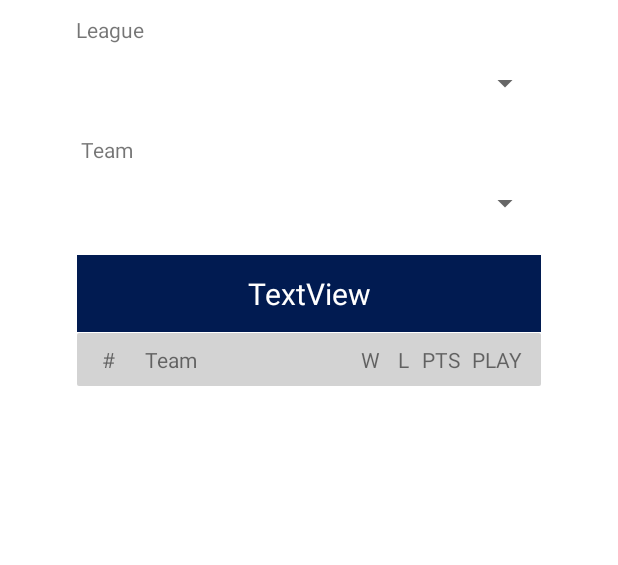
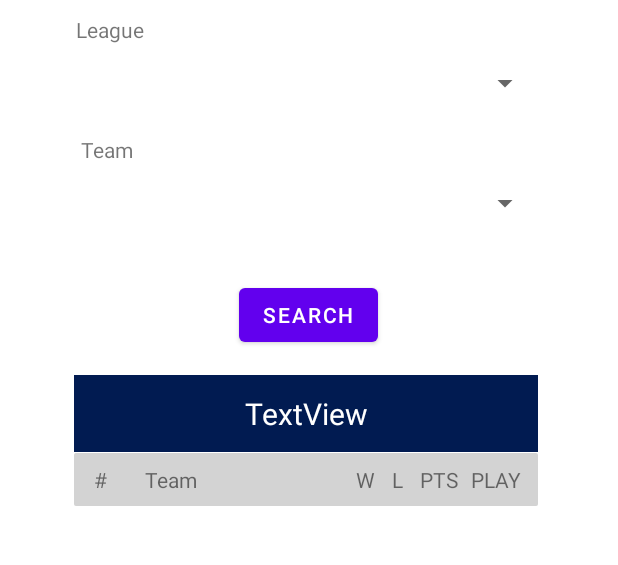
Before and after one commit to Cikaryu/Football-League, an Android app: the layout fragment_league.xml on its own in the app's theme, with its tools: preview values and no code run, on a phone screen of 412 x 824 dp, the part 111-676 px from its top. Run offline under Robolectric (Android 15) with nearby library versions, the phone set to English and light mode, and no system bars.

Commit message:
LeagueFragment

```diff
--- a/app/src/main/java/com/uts/uasmobprogug214/ApiInterface.java
+++ b/app/src/main/java/com/uts/uasmobprogug214/ApiInterface.java
@@ -1,8 +1,8 @@
 package com.uts.uasmobprogug214;
 
 import com.uts.uasmobprogug214.models.LeaguesList;
+import com.uts.uasmobprogug214.models.ResultLeague;
 import com.uts.uasmobprogug214.models.Results;
-import com.uts.uasmobprogug214.models.League;
 import com.uts.uasmobprogug214.models.GoalKings;
 
 import retrofit2.Call;
@@ -10,7 +10,7 @@ import retrofit2.http.GET;
 import retrofit2.http.Headers;
 import retrofit2.http.Query;
 
-public interface ApiInterface {
+public interface    ApiInterface {
 
     String API_KEY = "apikey 5o7fnd3jCelT09m1cUxdbG:7CffHc97mdnTMfbEmNhLo0";
 
@@ -30,7 +30,7 @@ public interface ApiInterface {
             "Authorization: " + API_KEY
     })
     @GET("sport/league")
-    Call<League> getLeague(@Query("data.league") String dataLeague);
+    Call<ResultLeague> getLeague(@Query("data.league") String dataLeague);
 
     @Headers({"Content-Type: application/json",
             "Authorization: " + API_KEY
--- a/app/src/main/java/com/uts/uasmobprogug214/MainActivity.java
+++ b/app/src/main/java/com/uts/uasmobprogug214/MainActivity.java
@@ -12,6 +12,7 @@ import com.uts.uasmobprogug214.databinding.ActivityMainBinding;
 public class MainActivity extends AppCompatActivity {
 
     ActivityMainBinding binding;
+
 
     @Override
     protected void onCreate(Bundle savedInstanceState) {
--- a/app/src/main/res/layout/fragment_goals_king.xml
+++ b/app/src/main/res/layout/fragment_goals_king.xml
@@ -84,11 +84,11 @@
         android:layout_marginStart="8dp"
         android:layout_marginBottom="4dp"
         android:text="Search By"
-        app:layout_constraintBottom_toTopOf="@+id/spinner"
+        app:layout_constraintBottom_toTopOf="@+id/spinLeague"
         app:layout_constraintStart_toStartOf="parent" />
 
     <Spinner
-        android:id="@+id/spinner"
+        android:id="@+id/spinLeague"
         android:layout_width="190dp"
         android:layout_height="48dp"
         android:layout_marginStart="8dp"
@@ -101,7 +101,7 @@
         android:layout_width="wrap_content"
         android:layout_height="wrap_content"
         android:layout_marginTop="16dp"
-        android:text="Goal Kings of Europe football leagues"
+        android:text="Goal Kings of Europe football modelLeagues"
         android:textSize="20sp"
         app:layout_constraintEnd_toEndOf="parent"
         app:layout_constraintHorizontal_bias="0.493"
--- a/app/src/main/res/layout/fragment_league.xml
+++ b/app/src/main/res/layout/fragment_league.xml
@@ -8,15 +8,15 @@
 
     <androidx.recyclerview.widget.RecyclerView
         android:id="@+id/recyclerView"
-        android:layout_width="310dp"
-        android:layout_height="400dp"
+        android:layout_width="307dp"
+        android:layout_height="319dp"
         android:layout_marginStart="20dp"
         android:layout_marginTop="25dp"
         android:layout_marginEnd="20dp"
         app:layout_constraintBottom_toBottomOf="parent"
         app:layout_constraintEnd_toEndOf="parent"
         app:layout_constraintStart_toStartOf="parent"
-        app:layout_constraintTop_toBottomOf="@+id/spinner2"
+        app:layout_constraintTop_toBottomOf="@+id/spinTeam"
         app:layout_constraintVertical_bias="1.0" />
 
     <TextView
@@ -38,7 +38,7 @@
         android:id="@+id/textView"
         android:layout_width="309dp"
         android:layout_height="51dp"
-        android:layout_marginTop="244dp"
+        android:layout_marginTop="324dp"
         android:background="#011B51"
         android:gravity="center"
         android:text="TextView"
@@ -46,6 +46,7 @@
         android:textColor="#FFFFFF"
         android:textSize="20sp"
         app:layout_constraintEnd_toEndOf="parent"
+        app:layout_constraintHorizontal_bias="0.48"
         app:layout_constraintStart_toStartOf="parent"
         app:layout_constraintTop_toTopOf="parent" />
 
@@ -53,9 +54,10 @@
         android:id="@+id/imageView"
         android:layout_width="309dp"
         android:layout_height="35dp"
-        android:layout_marginTop="296dp"
+        android:layout_marginTop="376dp"
         android:src="@drawable/background_table"
         app:layout_constraintEnd_toEndOf="parent"
+        app:layout_constraintHorizontal_bias="0.48"
         app:layout_constraintStart_toStartOf="parent"
         app:layout_constraintTop_toTopOf="parent" />
 
@@ -63,10 +65,10 @@
         android:id="@+id/txtWin"
         android:layout_width="wrap_content"
         android:layout_height="wrap_content"
-        android:layout_marginTop="304dp"
+        android:layout_marginTop="384dp"
         android:text="W"
         app:layout_constraintEnd_toEndOf="parent"
-        app:layout_constraintHorizontal_bias="0.603"
+        app:layout_constraintHorizontal_bias="0.595"
         app:layout_constraintStart_toStartOf="parent"
         app:layout_constraintTop_toTopOf="parent" />
 
@@ -74,10 +76,10 @@
         android:id="@+id/txtRank"
         android:layout_width="wrap_content"
         android:layout_height="wrap_content"
-        android:layout_marginTop="304dp"
+        android:layout_marginTop="384dp"
         android:text="#"
         app:layout_constraintEnd_toEndOf="parent"
-        app:layout_constraintHorizontal_bias="0.169"
+        app:layout_constraintHorizontal_bias="0.156"
         app:layout_constraintStart_toStartOf="parent"
         app:layout_constraintTop_toTopOf="parent" />
 
@@ -85,7 +87,7 @@
         android:id="@+id/txtTeam"
         android:layout_width="wrap_content"
         android:layout_height="wrap_content"
-        android:layout_marginTop="304dp"
+        android:layout_marginTop="384dp"
         android:text="Team"
         app:layout_constraintEnd_toEndOf="parent"
         app:layout_constraintHorizontal_bias="0.257"
@@ -96,10 +98,10 @@
         android:id="@+id/txtPoints"
         android:layout_width="wrap_content"
         android:layout_height="wrap_content"
-        android:layout_marginTop="304dp"
+        android:layout_marginTop="384dp"
         android:text="PTS"
         app:layout_constraintEnd_toEndOf="parent"
-        app:layout_constraintHorizontal_bias="0.727"
+        app:layout_constraintHorizontal_bias="0.724"
         app:layout_constraintStart_toStartOf="parent"
         app:layout_constraintTop_toTopOf="parent" />
 
@@ -107,10 +109,10 @@
         android:id="@+id/txtPlay"
         android:layout_width="wrap_content"
         android:layout_height="wrap_content"
-        android:layout_marginTop="304dp"
+        android:layout_marginTop="384dp"
         android:text="PLAY"
         app:layout_constraintEnd_toEndOf="parent"
-        app:layout_constraintHorizontal_bias="0.832"
+        app:layout_constraintHorizontal_bias="0.83"
         app:layout_constraintStart_toStartOf="parent"
         app:layout_constraintTop_toTopOf="parent" />
 
@@ -118,15 +120,15 @@
         android:id="@+id/txtLose"
         android:layout_width="wrap_content"
         android:layout_height="wrap_content"
-        android:layout_marginTop="304dp"
+        android:layout_marginTop="384dp"
         android:text="L"
         app:layout_constraintEnd_toEndOf="parent"
-        app:layout_constraintHorizontal_bias="0.655"
+        app:layout_constraintHorizontal_bias="0.645"
         app:layout_constraintStart_toStartOf="parent"
         app:layout_constraintTop_toTopOf="parent" />
 
     <Spinner
-        android:id="@+id/spinner"
+        android:id="@+id/spinLeague"
         android:layout_width="309dp"
         android:layout_height="51dp"
         android:layout_marginTop="104dp"
@@ -146,7 +148,7 @@
         app:layout_constraintTop_toTopOf="parent" />
 
     <Spinner
-        android:id="@+id/spinner2"
+        android:id="@+id/spinTeam"
         android:layout_width="309dp"
         android:layout_height="51dp"
         android:layout_marginTop="184dp"
@@ -165,4 +167,15 @@
         app:layout_constraintStart_toStartOf="parent"
         app:layout_constraintTop_toTopOf="parent" />
 
+    <Button
+        android:id="@+id/btnSearch"
+        android:layout_width="wrap_content"
+        android:layout_height="wrap_content"
+        android:layout_marginTop="260dp"
+        android:text="Search"
+        app:layout_constraintEnd_toEndOf="parent"
+        app:layout_constraintHorizontal_bias="0.498"
+        app:layout_constraintStart_toStartOf="parent"
+        app:layout_constraintTop_toTopOf="parent" />
+
 </androidx.constraintlayout.widget.ConstraintLayout>
--- a/app/src/main/res/layout/fragment_result.xml
+++ b/app/src/main/res/layout/fragment_result.xml
@@ -19,7 +19,7 @@
         app:layout_constraintTop_toTopOf="parent" />
 
     <Spinner
-        android:id="@+id/spinner"
+        android:id="@+id/spinLeague"
         android:layout_width="366dp"
         android:layout_height="48dp"
         android:layout_marginTop="25dp"
@@ -28,7 +28,7 @@
         app:layout_constraintTop_toBottomOf="@+id/txtLose" />
 
     <Spinner
-        android:id="@+id/spinner2"
+        android:id="@+id/spinTeam"
         android:layout_width="366dp"
         android:layout_height="48dp"
         android:layout_marginTop="80dp"
@@ -46,6 +46,6 @@
         app:layout_constraintEnd_toEndOf="parent"
         app:layout_constraintHorizontal_bias="0.454"
         app:layout_constraintStart_toStartOf="parent"
-        app:layout_constraintTop_toBottomOf="@+id/spinner2"
+        app:layout_constraintTop_toBottomOf="@+id/spinTeam"
         app:layout_constraintVertical_bias="0.0" />
 </androidx.constraintlayout.widget.ConstraintLayout>
```
Also changed, not shown: app/src/main/java/com/uts/uasmobprogug214/LeagueFragment.java (+61 -48 lines), app/src/main/java/com/uts/uasmobprogug214/ReyclerViewLeagueCustomAdapter.java (+17 -15 lines), app/src/main/java/com/uts/uasmobprogug214/models/LeaguesList.java (+5 -5 lines), app/src/main/java/com/uts/uasmobprogug214/models/ModelLeague.java (renamed from app/src/main/java/com/uts/uasmobprogug214/models/League.java, +5 -10 lines), app/src/main/java/com/uts/uasmobprogug214/models/ResultLeague.java (added, +34 -0 lines).
